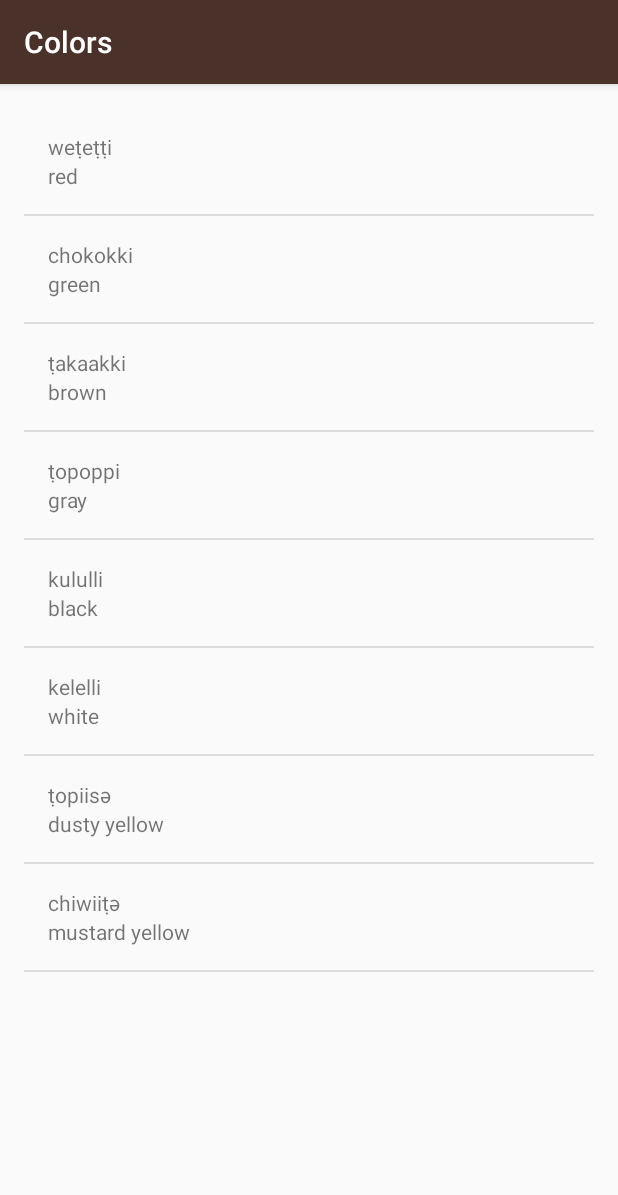
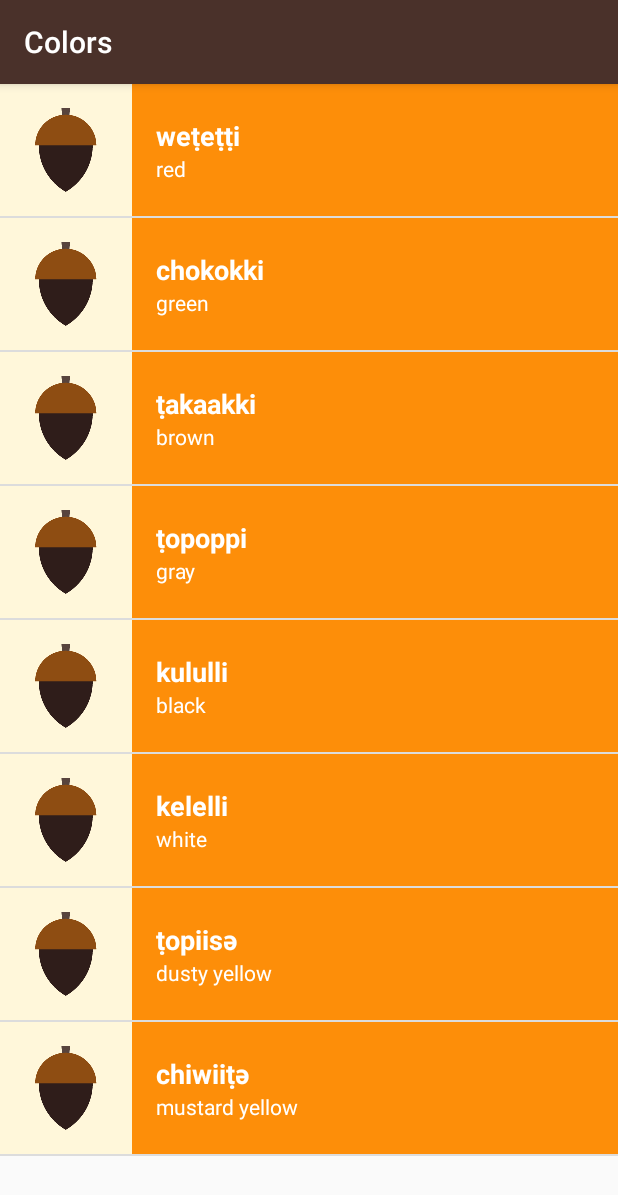
Before and after one commit to lehieu30794/MiwokAW, an Android app: the ColorsActivity screen opened directly, with no data from a screen before it, on a phone screen of 412 x 824 dp. Shown: the top 1195 px of the screen. Run offline under Robolectric (Android 15) with nearby library versions, the phone set to English and light mode, and no system bars.

Commit message:
Changes the design of the app

```diff
--- a/app/src/main/java/com/example/android/miwok/ColorsActivity.java
+++ b/app/src/main/java/com/example/android/miwok/ColorsActivity.java
@@ -16,14 +16,14 @@ public class ColorsActivity extends AppCompatActivity {
 
         ArrayList<Word> colors = new ArrayList<Word>();
 
-        colors.add(new Word ("red", "weṭeṭṭi"));
-        colors.add(new Word ("green", "chokokki"));
-        colors.add(new Word ("brown", "ṭakaakki"));
-        colors.add(new Word ("gray", "ṭopoppi"));
-        colors.add(new Word ("black", "kululli"));
-        colors.add(new Word ("white", "kelelli"));
-        colors.add(new Word ("dusty yellow", "ṭopiisә"));
-        colors.add(new Word ("mustard yellow", "chiwiiṭә"));
+        colors.add(new Word ("red", "weṭeṭṭi", R.drawable.number_one));
+        colors.add(new Word ("green", "chokokki", R.drawable.number_one));
+        colors.add(new Word ("brown", "ṭakaakki", R.drawable.number_one));
+        colors.add(new Word ("gray", "ṭopoppi", R.drawable.number_one));
+        colors.add(new Word ("black", "kululli", R.drawable.number_one));
+        colors.add(new Word ("white", "kelelli", R.drawable.number_one));
+        colors.add(new Word ("dusty yellow", "ṭopiisә", R.drawable.number_one));
+        colors.add(new Word ("mustard yellow", "chiwiiṭә", R.drawable.number_one));
 
         WordAdapter itemAdapter = new WordAdapter(this, colors);
 
--- a/app/src/main/res/layout/activity_colors.xml
+++ b/app/src/main/res/layout/activity_colors.xml
@@ -5,8 +5,4 @@
     android:orientation="vertical"
     android:layout_width="match_parent"
     android:layout_height="match_parent"
-    android:paddingBottom="@dimen/activity_vertical_margin"
-    android:paddingLeft="@dimen/activity_horizontal_margin"
-    android:paddingRight="@dimen/activity_horizontal_margin"
-    android:paddingTop="@dimen/activity_vertical_margin"
     tools:context="com.example.android.miwok.NumbersActivity"/>
--- a/app/src/main/res/layout/activity_family.xml
+++ b/app/src/main/res/layout/activity_family.xml
@@ -5,8 +5,4 @@
     android:orientation="vertical"
     android:layout_width="match_parent"
     android:layout_height="match_parent"
-    android:paddingBottom="@dimen/activity_vertical_margin"
-    android:paddingLeft="@dimen/activity_horizontal_margin"
-    android:paddingRight="@dimen/activity_horizontal_margin"
-    android:paddingTop="@dimen/activity_vertical_margin"
     tools:context="com.example.android.miwok.NumbersActivity"/>
--- a/app/src/main/res/layout/activity_numbers.xml
+++ b/app/src/main/res/layout/activity_numbers.xml
@@ -5,8 +5,4 @@
     android:orientation="vertical"
     android:layout_width="match_parent"
     android:layout_height="match_parent"
-    android:paddingBottom="@dimen/activity_vertical_margin"
-    android:paddingLeft="@dimen/activity_horizontal_margin"
-    android:paddingRight="@dimen/activity_horizontal_margin"
-    android:paddingTop="@dimen/activity_vertical_margin"
     tools:context="com.example.android.miwok.NumbersActivity"/>
--- a/app/src/main/res/layout/activity_phrases.xml
+++ b/app/src/main/res/layout/activity_phrases.xml
@@ -5,8 +5,4 @@
     android:orientation="vertical"
     android:layout_width="match_parent"
     android:layout_height="match_parent"
-    android:paddingBottom="@dimen/activity_vertical_margin"
-    android:paddingLeft="@dimen/activity_horizontal_margin"
-    android:paddingRight="@dimen/activity_horizontal_margin"
-    android:paddingTop="@dimen/activity_vertical_margin"
     tools:context="com.example.android.miwok.NumbersActivity"/>
--- a/app/src/main/res/layout/list_item.xml
+++ b/app/src/main/res/layout/list_item.xml
@@ -3,31 +3,37 @@
     android:layout_width="match_parent"
     android:layout_height="match_parent"
     android:orientation="horizontal"
-    android:padding="16dp"
     tools:context="com.example.android.miwok.MainActivity">
 
 
     <ImageView
         android:id="@+id/image"
-        android:layout_width="wrap_content"
-        android:layout_height="wrap_content"
-        android:layout_marginRight="16dp" />
+        android:layout_width="88dp"
+        android:layout_height="88dp"
+        android:background="#FFF7DA"/>
 
     <LinearLayout
         android:layout_width="match_parent"
-        android:layout_height="wrap_content"
-        android:orientation="vertical">
+        android:layout_height="88dp"
+        android:paddingLeft="16dp"
+        android:orientation="vertical"
+        android:background="#FD8E09"
+        android:gravity="center_vertical">
 
         <TextView
             android:id="@+id/miwok_text_view"
             android:layout_width="match_parent"
             android:layout_height="wrap_content"
+            android:textStyle="bold"
+            android:textSize="18dp"
+            android:textColor="#FFFFFF"
             tools:text="lutti" />
 
         <TextView
             android:id="@+id/default_text_view"
             android:layout_width="match_parent"
             android:layout_height="wrap_content"
+            android:textColor="#FFFFFF"
             tools:text="one" />
     </LinearLayout>
 
```
Also changed, not shown: app/src/main/java/com/example/android/miwok/FamilyActivity.java (+10 -10 lines).
